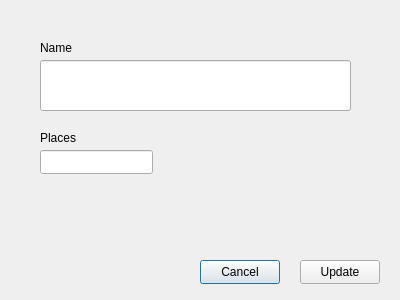
Qt form room/editroom.ui (RomanMusijowski/CinemaApp) before a commit.
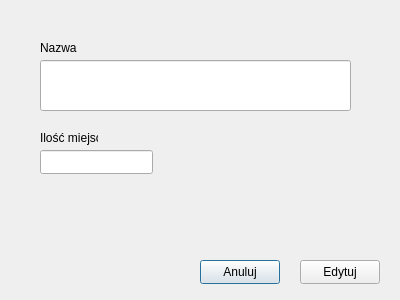
The same form after that commit.

Commit message: polish text in editroom ui

What changed in the file:
```diff
--- a/room/editroom.ui
+++ b/room/editroom.ui
@@ -23,7 +23,7 @@
     </rect>
    </property>
    <property name="text">
-    <string>Cancel</string>
+    <string>Anuluj</string>
    </property>
   </widget>
   <widget class="QPushButton" name="update">
@@ -36,7 +36,7 @@
     </rect>
    </property>
    <property name="text">
-    <string>Update</string>
+    <string>Edytuj</string>
    </property>
   </widget>
   <widget class="QLabel" name="label">
@@ -49,7 +49,7 @@
     </rect>
    </property>
    <property name="text">
-    <string>Name</string>
+    <string>Nazwa</string>
    </property>
   </widget>
   <widget class="QLineEdit" name="name">
@@ -82,7 +82,7 @@
     </rect>
    </property>
    <property name="text">
-    <string>Places</string>
+    <string>Ilość miejsc</string>
    </property>
   </widget>
  </widget>
```
